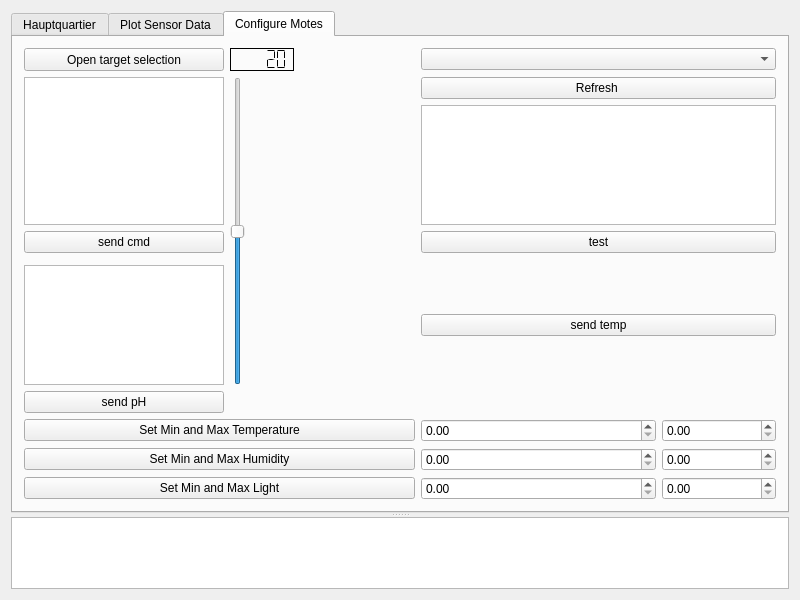
heat1q/plant.io, file gui/mainwindow.ui: the form before one commit.
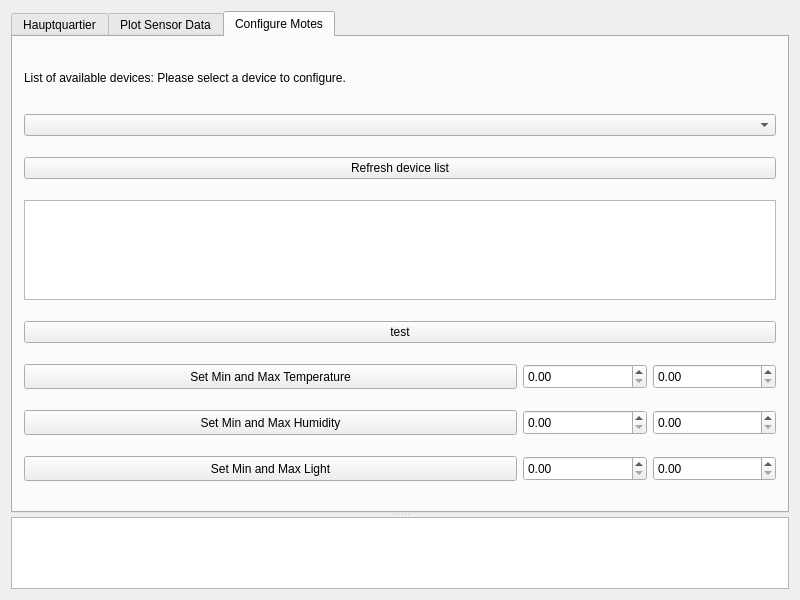
The form after the commit. The open tabs and pages were chosen to show the change. Custom widgets are drawn as their Qt base class.

Commit message: updated gui and removed redundant code

Diff of the .ui file:
```diff
--- a/gui/mainwindow.ui
+++ b/gui/mainwindow.ui
@@ -508,173 +508,149 @@
          <property name="sizeConstraint">
           <enum>QLayout::SetDefaultConstraint</enum>
          </property>
-         <item row="12" column="5">
-          <widget class="QDoubleSpinBox" name="doubleSpinBox_6"/>
+         <item row="4" column="0" colspan="6">
+          <widget class="QPushButton" name="pushButton_test">
+           <property name="text">
+            <string>test</string>
+           </property>
+          </widget>
          </item>
-         <item row="8" column="0" colspan="3">
+         <item row="6" column="5">
+          <widget class="QDoubleSpinBox" name="doubleSpinBox_MaxHum">
+           <property name="maximumSize">
+            <size>
+             <width>16777215</width>
+             <height>25</height>
+            </size>
+           </property>
+          </widget>
+         </item>
+         <item row="3" column="0" colspan="6">
+          <widget class="QTextEdit" name="textEdit_test">
+           <property name="maximumSize">
+            <size>
+             <width>16777215</width>
+             <height>100</height>
+            </size>
+           </property>
+          </widget>
+         </item>
+         <item row="5" column="4">
+          <widget class="QDoubleSpinBox" name="doubleSpinBox_MinTemp">
+           <property name="maximumSize">
+            <size>
+             <width>16777215</width>
+             <height>25</height>
+            </size>
+           </property>
+          </widget>
+         </item>
+         <item row="7" column="0" colspan="4">
+          <widget class="QPushButton" name="pushButton_2">
+           <property name="maximumSize">
+            <size>
+             <width>16777215</width>
+             <height>25</height>
+            </size>
+           </property>
+           <property name="text">
+            <string>Set Min and Max Light</string>
+           </property>
+          </widget>
+         </item>
+         <item row="2" column="0" colspan="6">
+          <widget class="QPushButton" name="pushButton_refresh">
+           <property name="text">
+            <string>Refresh device list</string>
+           </property>
+          </widget>
+         </item>
+         <item row="1" column="0" colspan="6">
+          <widget class="QComboBox" name="comboBox_config">
+           <property name="sizePolicy">
+            <sizepolicy hsizetype="Preferred" vsizetype="Fixed">
+             <horstretch>0</horstretch>
+             <verstretch>0</verstretch>
+            </sizepolicy>
+           </property>
+          </widget>
+         </item>
+         <item row="5" column="0" colspan="4">
           <widget class="QPushButton" name="pushButton_4">
+           <property name="maximumSize">
+            <size>
+             <width>16777215</width>
+             <height>25</height>
+            </size>
+           </property>
            <property name="text">
             <string>Set Min and Max Temperature</string>
            </property>
           </widget>
          </item>
-         <item row="0" column="3" colspan="3">
-          <widget class="QComboBox" name="comboBox_config">
-           <property name="sizePolicy">
-            <sizepolicy hsizetype="Preferred" vsizetype="Fixed">
-             <horstretch>0</horstretch>
-             <verstretch>0</verstretch>
-            </sizepolicy>
+         <item row="5" column="5">
+          <widget class="QDoubleSpinBox" name="doubleSpinBox_MaxTemp">
+           <property name="maximumSize">
+            <size>
+             <width>16777215</width>
+             <height>25</height>
+            </size>
            </property>
           </widget>
          </item>
-         <item row="6" column="0">
-          <widget class="QPushButton" name="pushButton_send_threshold_ph">
+         <item row="7" column="5">
+          <widget class="QDoubleSpinBox" name="doubleSpinBox_MaxLight">
            <property name="maximumSize">
             <size>
-             <width>200</width>
-             <height>100000</height>
+             <width>16777215</width>
+             <height>25</height>
             </size>
            </property>
-           <property name="text">
-            <string>send pH</string>
+          </widget>
+         </item>
+         <item row="6" column="4">
+          <widget class="QDoubleSpinBox" name="doubleSpinBox_MinHum">
+           <property name="maximumSize">
+            <size>
+             <width>16777215</width>
+             <height>25</height>
+            </size>
            </property>
           </widget>
          </item>
-         <item row="3" column="0">
-          <widget class="QPushButton" name="pushButton_send">
+         <item row="7" column="4">
+          <widget class="QDoubleSpinBox" name="doubleSpinBox_MinLight">
            <property name="maximumSize">
             <size>
-             <width>200</width>
-             <height>100000</height>
+             <width>16777215</width>
+             <height>25</height>
             </size>
            </property>
-           <property name="text">
-            <string>send cmd</string>
-           </property>
           </widget>
          </item>
-         <item row="2" column="3" colspan="3">
-          <widget class="QTextEdit" name="textEdit_test"/>
-         </item>
-         <item row="9" column="0" colspan="3">
+         <item row="6" column="0" colspan="4">
           <widget class="QPushButton" name="pushButton_3">
+           <property name="maximumSize">
+            <size>
+             <width>16777215</width>
+             <height>25</height>
+            </size>
+           </property>
            <property name="text">
             <string>Set Min and Max Humidity</string>
            </property>
           </widget>
          </item>
-         <item row="5" column="3" colspan="3">
-          <widget class="QPushButton" name="pushButton_send_threshold_t">
-           <property name="text">
-            <string>send temp</string>
-           </property>
-          </widget>
-         </item>
-         <item row="1" column="0" rowspan="2">
-          <widget class="QPlainTextEdit" name="plainTextEdit">
+         <item row="0" column="0" colspan="6">
+          <widget class="QLabel" name="label_2">
            <property name="maximumSize">
             <size>
-             <width>200</width>
-             <height>100000</height>
+             <width>16777215</width>
+             <height>30</height>
             </size>
            </property>
-          </widget>
-         </item>
-         <item row="12" column="3" colspan="2">
-          <widget class="QDoubleSpinBox" name="doubleSpinBox_5"/>
-         </item>
-         <item row="8" column="3" colspan="2">
-          <widget class="QDoubleSpinBox" name="doubleSpinBox_2"/>
-         </item>
-         <item row="12" column="0" colspan="3">
-          <widget class="QPushButton" name="pushButton_2">
            <property name="text">
-            <string>Set Min and Max Light</string>
-           </property>
-          </widget>
-         </item>
-         <item row="3" column="3" colspan="3">
-          <widget class="QPushButton" name="pushButton_test">
-           <property name="text">
-            <string>test</string>
-           </property>
-          </widget>
-         </item>
-         <item row="9" column="5">
-          <widget class="QDoubleSpinBox" name="doubleSpinBox_4"/>
-         </item>
-         <item row="1" column="3" colspan="3">
-          <widget class="QPushButton" name="pushButton_refresh">
-           <property name="text">
-            <string>Refresh </string>
-           </property>
-          </widget>
-         </item>
-         <item row="0" column="0">
-          <widget class="QPushButton" name="pushButton">
-           <property name="maximumSize">
-            <size>
-             <width>200</width>
-             <height>100000</height>
-            </size>
-           </property>
-           <property name="text">
-            <string>Open target selection</string>
-           </property>
-          </widget>
-         </item>
-         <item row="8" column="5">
-          <widget class="QDoubleSpinBox" name="doubleSpinBox"/>
-         </item>
-         <item row="5" column="0">
-          <widget class="QPlainTextEdit" name="plainTextEdit_pH">
-           <property name="maximumSize">
-            <size>
-             <width>200</width>
-             <height>100000</height>
-            </size>
-           </property>
-          </widget>
-         </item>
-         <item row="9" column="3" colspan="2">
-          <widget class="QDoubleSpinBox" name="doubleSpinBox_3"/>
-         </item>
-         <item row="1" column="1" rowspan="5">
-          <widget class="QSlider" name="verticalSlider">
-           <property name="minimum">
-            <number>10</number>
-           </property>
-           <property name="maximum">
-            <number>30</number>
-           </property>
-           <property name="sliderPosition">
-            <number>20</number>
-           </property>
-           <property name="orientation">
-            <enum>Qt::Vertical</enum>
-           </property>
-          </widget>
-         </item>
-         <item row="0" column="1">
-          <widget class="QLCDNumber" name="lcdNumber_slider">
-           <property name="sizePolicy">
-            <sizepolicy hsizetype="Minimum" vsizetype="Fixed">
-             <horstretch>0</horstretch>
-             <verstretch>0</verstretch>
-            </sizepolicy>
-           </property>
-           <property name="frameShape">
-            <enum>QFrame::Box</enum>
-           </property>
-           <property name="frameShadow">
-            <enum>QFrame::Plain</enum>
-           </property>
-           <property name="segmentStyle">
-            <enum>QLCDNumber::Flat</enum>
-           </property>
-           <property name="intValue" stdset="0">
-            <number>20</number>
+            <string>List of available devices: Please select a device to configure.</string>
            </property>
           </widget>
          </item>
```
Left out of the diff: 103 changed lines with no effect on the pictures. The commit also changes 6 other files.
